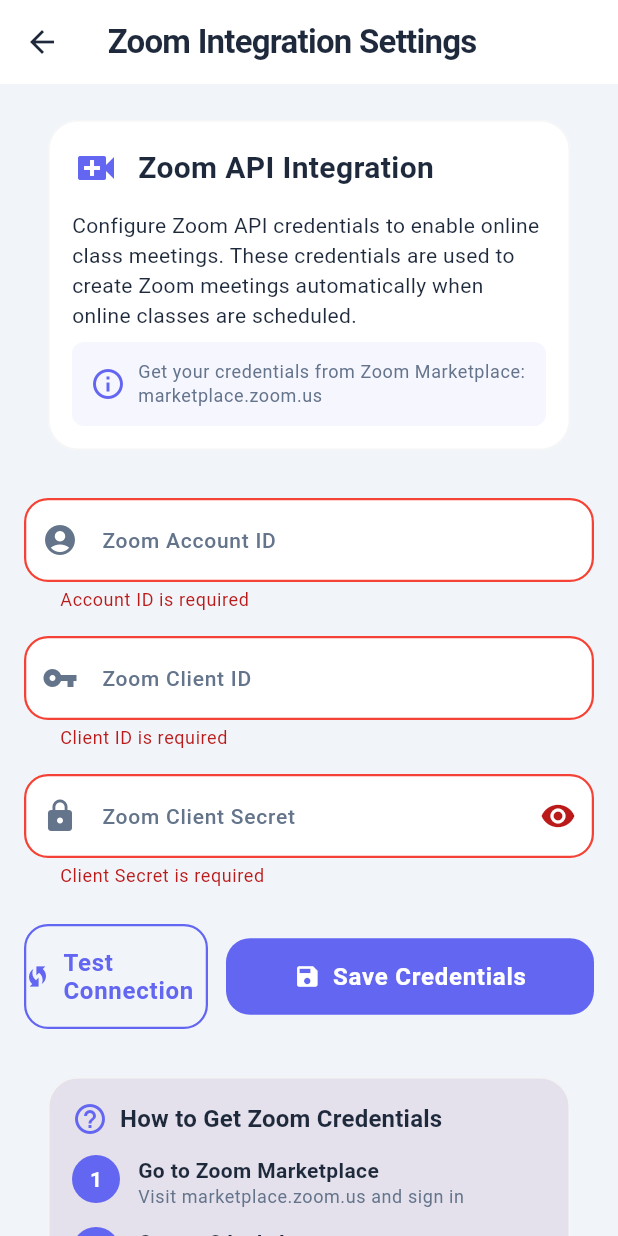
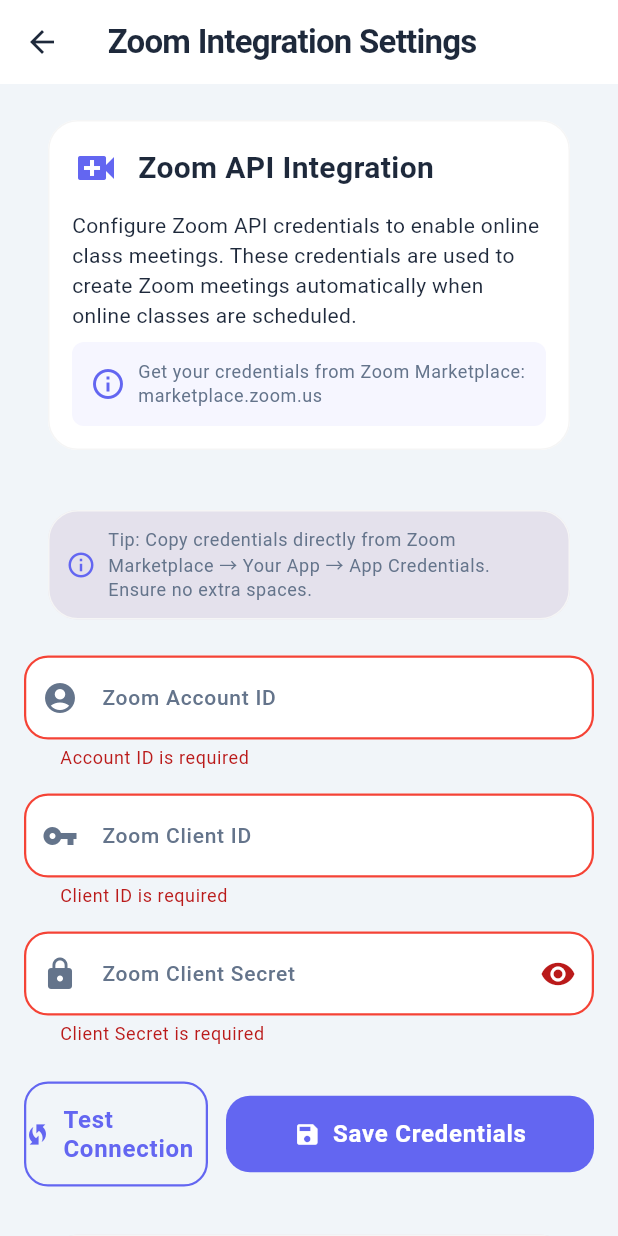
Before and after one commit to digitapisms/ISMS, a Flutter app: the ZoomIntegrationScreen screen opened directly, after a tap on "Test Connection", on a phone screen of 412 x 824 dp. Run offline on Flutter 3.47's test engine with Material 3 defaults, Android fonts, the phone set to English and light mode, and no system bars; our stand-ins replace cached_network_image, connectivity_plus, csv, equatable, file_picker, fl_chart and 14 more; missing offline and left inert: excel, qr, workmanager; accounts and stored records are empty; generated files the repository leaves out were written again.

Commit message:
Improve Zoom integration: Enhanced error handling, validation, and troubleshooting
- Add credential trimming and validation in Edge Function
- Improve error messages for invalid_client errors with troubleshooting tips
- Add visual validation indicators in Zoom integration screen
- Update instructions with activation and scopes verification steps
- Create comprehensive troubleshooting guide
- Add credential length validation and format checks

```diff
--- a/isms_app/lib/src/features/admin/presentation/zoom_integration_screen.dart
+++ b/isms_app/lib/src/features/admin/presentation/zoom_integration_screen.dart
@@ -309,6 +309,31 @@
                   ),
                   const SizedBox(height: 24),
 
+                  // Credential Verification Info
+                  Card(
+                    color: Theme.of(context).colorScheme.surfaceVariant,
+                    child: Padding(
+                      padding: const EdgeInsets.all(12),
+                      child: Row(
+                        children: [
+                          Icon(
+                            Icons.info_outline,
+                            color: Theme.of(context).colorScheme.primary,
+                            size: 20,
+                          ),
+                          const SizedBox(width: 8),
+                          Expanded(
+                            child: Text(
+                              'Tip: Copy credentials directly from Zoom Marketplace → Your App → App Credentials. Ensure no extra spaces.',
+                              style: Theme.of(context).textTheme.bodySmall,
+                            ),
+                          ),
+                        ],
+                      ),
+                    ),
+                  ),
+                  const SizedBox(height: 16),
+
                   // Account ID Field
                   TextFormField(
                     controller: _accountIdController,
@@ -319,16 +344,42 @@
                       border: OutlineInputBorder(
                         borderRadius: BorderRadius.circular(8),
                       ),
-                      helperText: 'Your Zoom Account ID (starts with C-)',
+                      helperText:
+                          'Your Zoom Account ID (starts with C-). Found in Zoom Marketplace → App Credentials',
+                      suffixIcon: _accountIdController.text.isNotEmpty
+                          ? IconButton(
+                              icon: const Icon(Icons.check_circle, size: 20),
+                              color:
+                                  _accountIdController.text.trim().startsWith(
+                                    'C-',
+                                  )
+                                  ? Colors.green
+                                  : Colors.orange,
+                              onPressed: () {},
+                              tooltip:
+                                  _accountIdController.text.trim().startsWith(
+                                    'C-',
+                                  )
+                                  ? 'Valid format'
+                                  : 'Must start with C-',
+                            )
+                          : null,
                     ),
                     validator: (value) {
                       if (value == null || value.trim().isEmpty) {
                         return 'Account ID is required';
                       }
-                      if (!value.trim().startsWith('C-')) {
-                        return 'Account ID should start with C-';
+                      final trimmed = value.trim();
+                      if (!trimmed.startsWith('C-')) {
+                        return 'Account ID must start with C-';
+                      }
+                      if (trimmed.length < 5) {
+                        return 'Account ID seems too short';
                       }
                       return null;
+                    },
+                    onChanged: (value) {
+                      setState(() {}); // Update suffix icon
                     },
                   ),
                   const SizedBox(height: 16),
@@ -357,11 +408,27 @@
                   // Client Secret Field
                   TextFormField(
                     controller: _clientSecretController,
+                    obscureText: _obscureSecret,
                     decoration: InputDecoration(
                       labelText: 'Zoom Client Secret',
                       hintText: 'Your OAuth Client Secret',
                       prefixIcon: const Icon(Icons.lock),
-                      suffixIcon: IconButton(
+                      suffixIcon: Row(
+                        mainAxisSize: MainAxisSize.min,
+                        children: [
+                          if (_clientSecretController.text.isNotEmpty)
+                            IconButton(
+                              icon: const Icon(Icons.check_circle, size: 20),
+                              color:
+                                  _clientSecretController.text.trim().length >=
+                                      10
+                                  ? Colors.green
+                                  : Colors.orange,
+                              onPressed: () {},
+                              tooltip:
+                                  'Length: ${_clientSecretController.text.trim().length}',
+                            ),
+                          IconButton(
                             icon: Icon(
                               _obscureSecret
                                   ? Icons.visibility
@@ -373,20 +440,25 @@
                               });
                             },
                           ),
-                      border: OutlineInputBorder(
-                        borderRadius: BorderRadius.circular(8),
+                        ],
                       ),
-                      helperText: 'OAuth 2.0 Client Secret (keep this secure)',
+                      border: const OutlineInputBorder(
+                        borderRadius: BorderRadius.all(Radius.circular(8)),
                       ),
-                    obscureText: _obscureSecret,
+                      helperText:
+                          'OAuth 2.0 Client Secret (keep this secure). Usually 32 characters',
+                    ),
                     validator: (value) {
                       if (value == null || value.trim().isEmpty) {
                         return 'Client Secret is required';
                       }
                       if (value.trim().length < 10) {
-                        return 'Client Secret seems too short';
+                        return 'Client Secret seems too short (usually 32 characters)';
                       }
                       return null;
+                    },
+                    onChanged: (value) {
+                      setState(() {}); // Update suffix icon
                     },
                   ),
                   const SizedBox(height: 24),
@@ -457,25 +529,37 @@
                             context,
                             '1',
                             'Go to Zoom Marketplace',
-                            'Visit marketplace.zoom.us and sign in',
+                            'Visit marketplace.zoom.us and sign in with your Zoom account',
                           ),
                           _buildInstructionStep(
                             context,
                             '2',
-                            'Create OAuth App',
-                            'Click "Develop" → "Build App" → Select "OAuth" → "Server-to-Server OAuth"',
+                            'Navigate to Your App',
+                            'Click "Develop" → "Build App" → Select your "Server-to-Server OAuth" app (or "Manage" → "Created Apps")',
                           ),
                           _buildInstructionStep(
                             context,
                             '3',
-                            'Copy Credentials',
-                            'Copy Account ID, Client ID, and Client Secret',
+                            'Verify App is Activated',
+                            'Go to "Activation" tab → Ensure status is "Activated" (green). If not, click "Activate" and wait.',
                           ),
                           _buildInstructionStep(
                             context,
                             '4',
-                            'Save Here',
-                            'Paste credentials above and click "Save Credentials"',
+                            'Get Credentials',
+                            'Go to "App Credentials" tab → Copy Account ID (starts with C-), Client ID, and Client Secret. Click "Show" if Client Secret is hidden.',
+                          ),
+                          _buildInstructionStep(
+                            context,
+                            '5',
+                            'Verify Scopes',
+                            'Go to "Scopes" tab → Ensure these are added: meeting:write, meeting:read, user:read',
+                          ),
+                          _buildInstructionStep(
+                            context,
+                            '6',
+                            'Save in ISMS',
+                            'Paste credentials above (no extra spaces), click "Save Credentials", then "Test Connection"',
                           ),
                         ],
                       ),
```
Also changed, not shown: 2 other files. Lines whose indentation alone changed are shown as unchanged.
